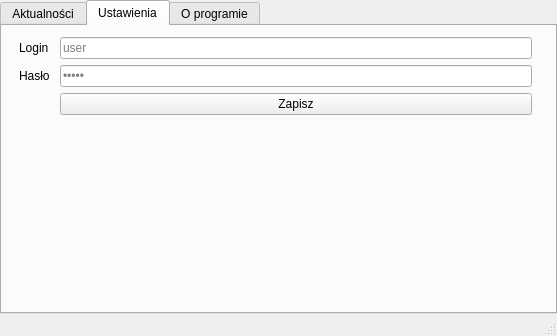
poxip/qcodedesk, file ui/mainwindow.ui: the form before one commit.
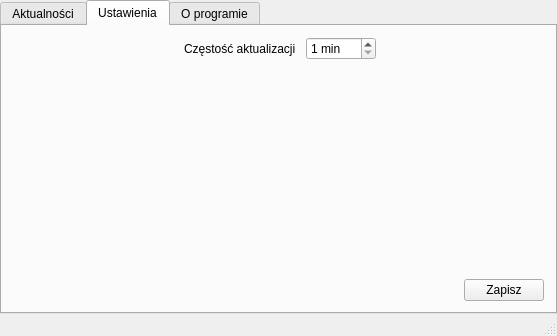
The form after the commit. The open tabs and pages were chosen to show the change. Icons and pictures are not drawn.

Commit message: Add simple settings

```diff
--- a/ui/mainwindow.ui
+++ b/ui/mainwindow.ui
@@ -176,7 +176,10 @@
        </attribute>
        <layout class="QGridLayout" name="gridLayout_3">
         <item row="0" column="0">
-         <layout class="QVBoxLayout" name="verticalLayout_5">
+         <layout class="QVBoxLayout" name="verticalLayout_5" stretch="0">
+          <property name="sizeConstraint">
+           <enum>QLayout::SetDefaultConstraint</enum>
+          </property>
           <property name="leftMargin">
            <number>6</number>
           </property>
@@ -185,6 +188,15 @@
           </property>
           <item>
            <layout class="QFormLayout" name="formLayout">
+            <property name="fieldGrowthPolicy">
+             <enum>QFormLayout::AllNonFixedFieldsGrow</enum>
+            </property>
+            <property name="labelAlignment">
+             <set>Qt::AlignCenter</set>
+            </property>
+            <property name="formAlignment">
+             <set>Qt::AlignHCenter|Qt::AlignTop</set>
+            </property>
             <property name="horizontalSpacing">
              <number>10</number>
             </property>
@@ -192,55 +204,46 @@
              <number>6</number>
             </property>
             <item row="0" column="0">
-             <widget class="QLabel" name="label">
+             <widget class="QLabel" name="updateIntervalLabel">
+              <property name="sizePolicy">
+               <sizepolicy hsizetype="Maximum" vsizetype="Minimum">
+                <horstretch>0</horstretch>
+                <verstretch>0</verstretch>
+               </sizepolicy>
+              </property>
               <property name="text">
-               <string>Login</string>
+               <string>Częstość aktualizacji</string>
               </property>
              </widget>
             </item>
             <item row="0" column="1">
-             <widget class="QLineEdit" name="lineEditLogin">
-              <property name="inputMask">
-               <string notr="true"/>
+             <widget class="QSpinBox" name="updateIntervalSpinBox">
+              <property name="sizePolicy">
+               <sizepolicy hsizetype="Fixed" vsizetype="Fixed">
+                <horstretch>0</horstretch>
+                <verstretch>0</verstretch>
+               </sizepolicy>
               </property>
-              <property name="echoMode">
-               <enum>QLineEdit::Normal</enum>
+              <property name="layoutDirection">
+               <enum>Qt::LeftToRight</enum>
               </property>
-              <property name="readOnly">
-               <bool>true</bool>
+              <property name="wrapping">
+               <bool>false</bool>
               </property>
-              <property name="placeholderText">
-               <string>user</string>
-              </property>
-              <property name="clearButtonEnabled">
+              <property name="showGroupSeparator" stdset="0">
                <bool>false</bool>
               </property>
-             </widget>
-            </item>
-            <item row="1" column="0">
-             <widget class="QLabel" name="label_2">
-              <property name="text">
-               <string>Hasło</string>
+              <property name="suffix">
+               <string> min</string>
               </property>
-             </widget>
-            </item>
-            <item row="1" column="1">
-             <widget class="QLineEdit" name="lineEditPassword">
-              <property name="echoMode">
-               <enum>QLineEdit::Password</enum>
+              <property name="minimum">
+               <number>1</number>
               </property>
-              <property name="readOnly">
-               <bool>true</bool>
+              <property name="maximum">
+               <number>360</number>
               </property>
-              <property name="placeholderText">
-               <string>•••••</string>
-              </property>
-             </widget>
-            </item>
-            <item row="2" column="1">
-             <widget class="QPushButton" name="pushButton">
-              <property name="text">
-               <string>Zapisz</string>
+              <property name="value">
+               <number>1</number>
               </property>
              </widget>
             </item>
@@ -248,6 +251,13 @@
           </item>
          </layout>
         </item>
+        <item row="1" column="0" alignment="Qt::AlignRight">
+         <widget class="QPushButton" name="saveSettingsButton">
+          <property name="text">
+           <string>Zapisz</string>
+          </property>
+         </widget>
+        </item>
        </layout>
       </widget>
       <widget class="QWidget" name="tab_3">
```
Left out of the diff: 4 changed lines with no effect on the pictures. The commit also changes 6 other files.
